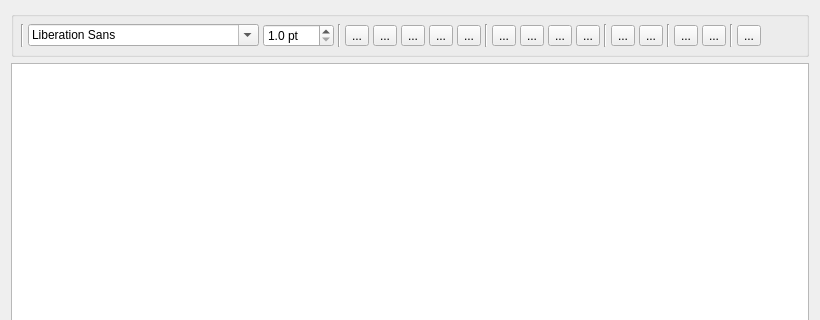
Before: the Qt Designer form Organizer/notepad.ui in Zverinus/organizer, drawn with Qt 5; both pictures show x 0 to 820 and y 0 to 320 of the 820 by 500 pixel window.
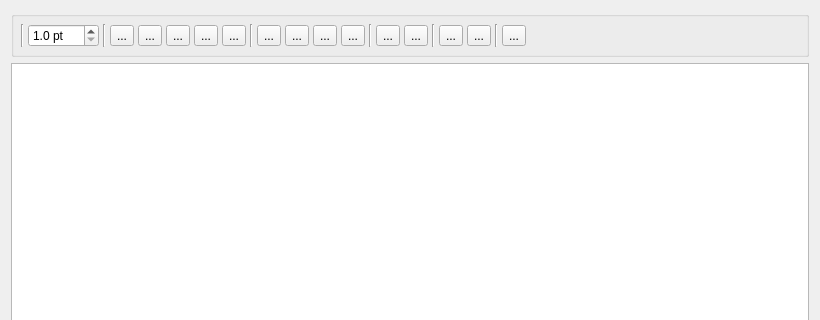
After: the same form once the commit is applied. Icons and pictures are not drawn.

```diff
--- a/Organizer/notepad.ui
+++ b/Organizer/notepad.ui
@@ -48,9 +48,6 @@
         </property>
        </widget>
       </item>
-      <item>
-       <widget class="QFontComboBox" name="fontComboBox"/>
-      </item>
       <item>
        <widget class="QDoubleSpinBox" name="fontSize">
         <property name="suffix">
```
